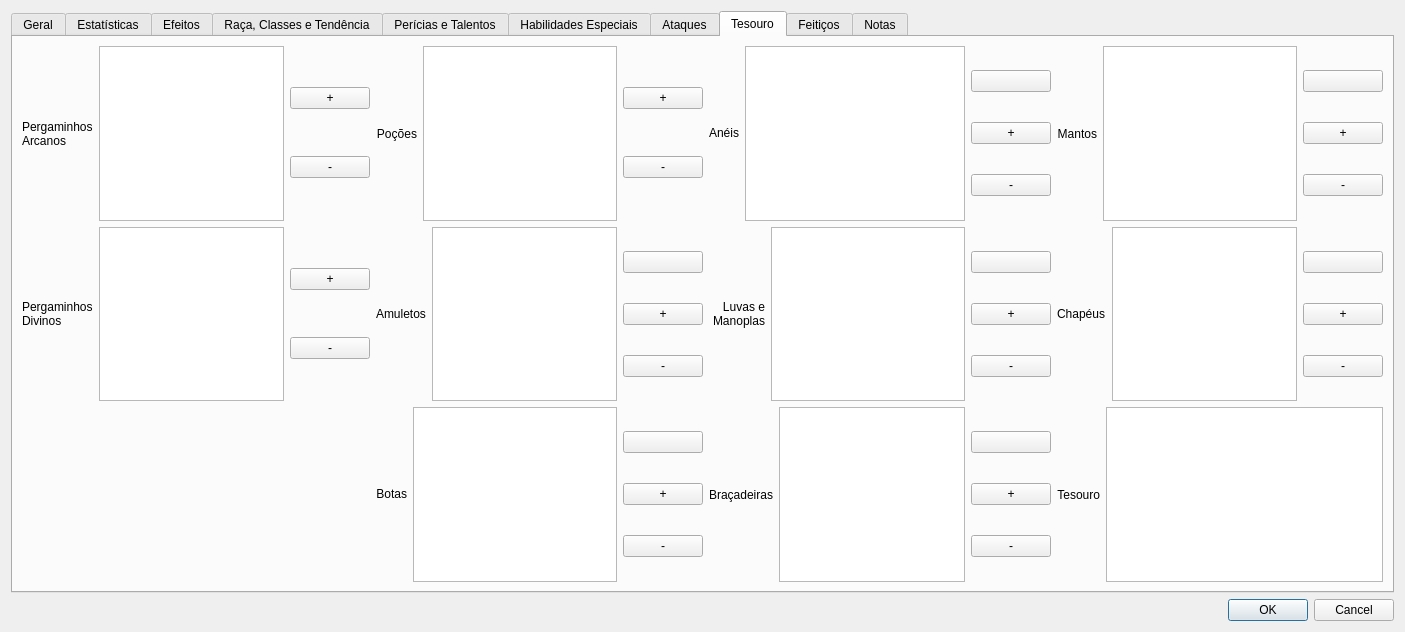
The window that ifg/qt/ui/entidade.ui (matferib/tabuleiro-virtual) describes before a commit, drawn with Qt 5.
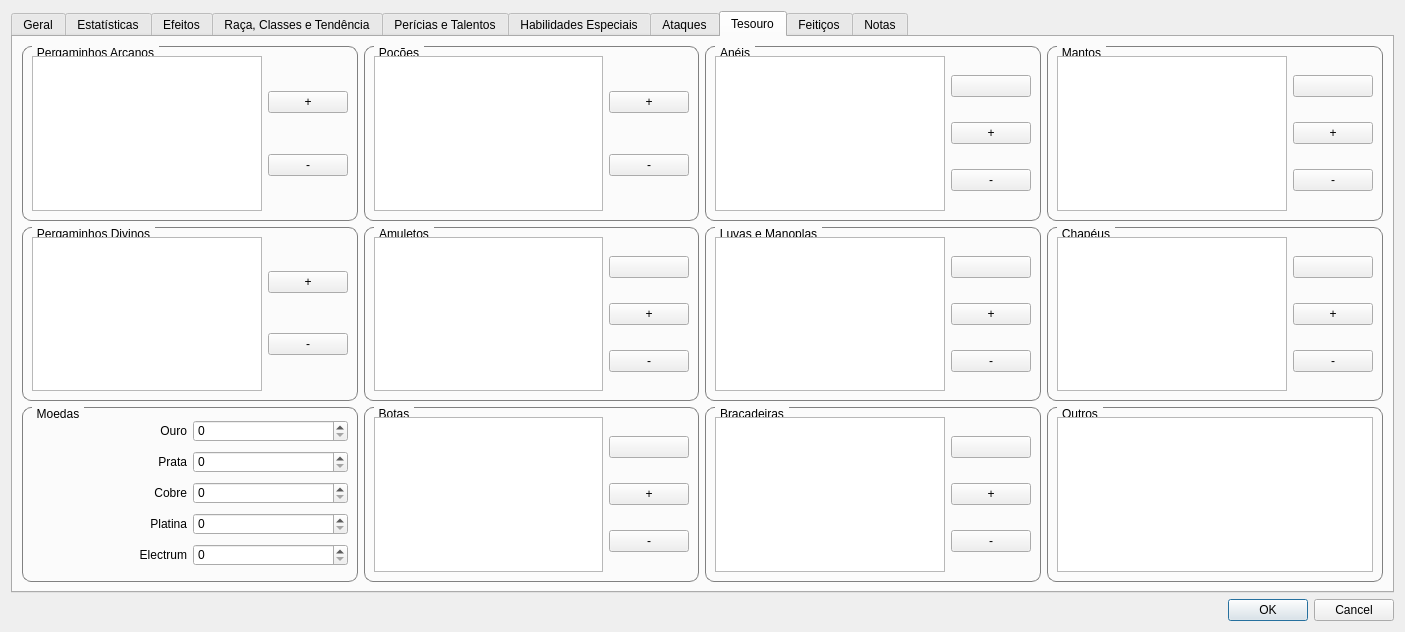
The same window after the commit. The open tabs and pages were chosen to show the change.

Commit message: adicionei moedas na interface de entidades

```diff
--- a/ifg/qt/ui/entidade.ui
+++ b/ifg/qt/ui/entidade.ui
@@ -3554,16 +3554,14 @@
        <string>Tesouro</string>
       </attribute>
       <layout class="QGridLayout" name="gridLayout_7">
-       <item row="0" column="0">
+       <item row="0" column="1">
         <layout class="QHBoxLayout" name="horizontalLayout_27">
          <item>
-          <widget class="QLabel" name="label_15">
-           <property name="text">
-            <string>Pergaminhos
-Arcanos</string>
+          <widget class="QGroupBox" name="groupBox_15">
+           <property name="title">
+            <string>Pergaminhos Arcanos</string>
            </property>
-          </widget>
-         </item>
+           <layout class="QHBoxLayout" name="horizontalLayout_60">
          <item>
           <widget class="QListWidget" name="lista_pergaminhos_arcanos"/>
          </item>
@@ -3586,25 +3584,18 @@
           </layout>
          </item>
         </layout>
-       </item>
-       <item row="0" column="1">
+          </widget>
+         </item>
+        </layout>
+       </item>
+       <item row="0" column="3">
         <layout class="QHBoxLayout" name="horizontalLayout_36">
          <item>
-          <widget class="QLabel" name="label_74">
-           <property name="sizePolicy">
-            <sizepolicy hsizetype="Fixed" vsizetype="Preferred">
-             <horstretch>0</horstretch>
-             <verstretch>0</verstretch>
-            </sizepolicy>
-           </property>
-           <property name="text">
+          <widget class="QGroupBox" name="groupBox_14">
+           <property name="title">
             <string>Poções</string>
            </property>
-           <property name="alignment">
-            <set>Qt::AlignRight|Qt::AlignTrailing|Qt::AlignVCenter</set>
-           </property>
-          </widget>
-         </item>
+           <layout class="QHBoxLayout" name="horizontalLayout_59">
          <item>
           <widget class="QListWidget" name="lista_pocoes"/>
          </item>
@@ -3639,25 +3630,18 @@
           </layout>
          </item>
         </layout>
-       </item>
-       <item row="0" column="2">
+          </widget>
+         </item>
+        </layout>
+       </item>
+       <item row="0" column="4">
         <layout class="QHBoxLayout" name="horizontalLayout_17">
          <item>
-          <widget class="QLabel" name="label_86">
-           <property name="sizePolicy">
-            <sizepolicy hsizetype="Fixed" vsizetype="Fixed">
-             <horstretch>0</horstretch>
-             <verstretch>0</verstretch>
-            </sizepolicy>
-           </property>
-           <property name="text">
+          <widget class="QGroupBox" name="groupBox_17">
+           <property name="title">
             <string>Anéis</string>
            </property>
-           <property name="alignment">
-            <set>Qt::AlignRight|Qt::AlignTrailing|Qt::AlignVCenter</set>
-           </property>
-          </widget>
-         </item>
+           <layout class="QHBoxLayout" name="horizontalLayout_62">
          <item>
           <widget class="QListWidget" name="lista_aneis"/>
          </item>
@@ -3690,25 +3674,18 @@
           </layout>
          </item>
         </layout>
-       </item>
-       <item row="0" column="3">
+          </widget>
+         </item>
+        </layout>
+       </item>
+       <item row="0" column="5">
         <layout class="QHBoxLayout" name="horizontalLayout_40">
          <item>
-          <widget class="QLabel" name="label_87">
-           <property name="sizePolicy">
-            <sizepolicy hsizetype="MinimumExpanding" vsizetype="Preferred">
-             <horstretch>0</horstretch>
-             <verstretch>0</verstretch>
-            </sizepolicy>
-           </property>
-           <property name="text">
+          <widget class="QGroupBox" name="groupBox_20">
+           <property name="title">
             <string>Mantos</string>
            </property>
-           <property name="alignment">
-            <set>Qt::AlignRight|Qt::AlignTrailing|Qt::AlignVCenter</set>
-           </property>
-          </widget>
-         </item>
+           <layout class="QHBoxLayout" name="horizontalLayout_65">
          <item>
           <widget class="QListWidget" name="lista_mantos"/>
          </item>
@@ -3759,17 +3736,18 @@
           </layout>
          </item>
         </layout>
-       </item>
-       <item row="1" column="0">
+          </widget>
+         </item>
+        </layout>
+       </item>
+       <item row="1" column="1">
         <layout class="QHBoxLayout" name="horizontalLayout_51">
          <item>
-          <widget class="QLabel" name="label_105">
-           <property name="text">
-            <string>Pergaminhos
-Divinos</string>
+          <widget class="QGroupBox" name="groupBox_16">
+           <property name="title">
+            <string>Pergaminhos Divinos</string>
            </property>
-          </widget>
-         </item>
+           <layout class="QHBoxLayout" name="horizontalLayout_61">
          <item>
           <widget class="QListWidget" name="lista_pergaminhos_divinos"/>
          </item>
@@ -3792,16 +3770,18 @@
           </layout>
          </item>
         </layout>
-       </item>
-       <item row="1" column="1">
+          </widget>
+         </item>
+        </layout>
+       </item>
+       <item row="1" column="3">
         <layout class="QHBoxLayout" name="horizontalLayout_3">
          <item>
-          <widget class="QLabel" name="label_98">
-           <property name="text">
+          <widget class="QGroupBox" name="groupBox_13">
+           <property name="title">
             <string>Amuletos</string>
            </property>
-          </widget>
-         </item>
+           <layout class="QHBoxLayout" name="horizontalLayout_58">
          <item>
           <widget class="QListWidget" name="lista_amuletos"/>
          </item>
@@ -3831,26 +3811,18 @@
           </layout>
          </item>
         </layout>
-       </item>
-       <item row="1" column="2">
+          </widget>
+         </item>
+        </layout>
+       </item>
+       <item row="1" column="4">
         <layout class="QHBoxLayout" name="horizontalLayout_41">
          <item>
-          <widget class="QLabel" name="label_88">
-           <property name="sizePolicy">
-            <sizepolicy hsizetype="MinimumExpanding" vsizetype="Preferred">
-             <horstretch>0</horstretch>
-             <verstretch>0</verstretch>
-            </sizepolicy>
+          <widget class="QGroupBox" name="groupBox_18">
+           <property name="title">
+            <string>Luvas e Manoplas</string>
            </property>
-           <property name="text">
-            <string>Luvas e
- Manoplas</string>
-           </property>
-           <property name="alignment">
-            <set>Qt::AlignRight|Qt::AlignTrailing|Qt::AlignVCenter</set>
-           </property>
-          </widget>
-         </item>
+           <layout class="QHBoxLayout" name="horizontalLayout_63">
          <item>
           <widget class="QListWidget" name="lista_luvas"/>
          </item>
@@ -3883,16 +3855,18 @@
           </layout>
          </item>
         </layout>
-       </item>
-       <item row="1" column="3">
+          </widget>
+         </item>
+        </layout>
+       </item>
+       <item row="1" column="5">
         <layout class="QHBoxLayout" name="horizontalLayout_45">
          <item>
-          <widget class="QLabel" name="label_96">
-           <property name="text">
+          <widget class="QGroupBox" name="groupBox_19">
+           <property name="title">
             <string>Chapéus</string>
            </property>
-          </widget>
-         </item>
+           <layout class="QHBoxLayout" name="horizontalLayout_64">
          <item>
           <widget class="QListWidget" name="lista_chapeus"/>
          </item>
@@ -3922,73 +3896,18 @@
           </layout>
          </item>
         </layout>
-       </item>
-       <item row="2" column="1">
-        <layout class="QHBoxLayout" name="horizontalLayout_44">
-         <item>
-          <widget class="QLabel" name="label_99">
-           <property name="sizePolicy">
-            <sizepolicy hsizetype="Fixed" vsizetype="Fixed">
-             <horstretch>0</horstretch>
-             <verstretch>0</verstretch>
-            </sizepolicy>
-           </property>
-           <property name="text">
-            <string>Botas</string>
-           </property>
-           <property name="alignment">
-            <set>Qt::AlignRight|Qt::AlignTrailing|Qt::AlignVCenter</set>
-           </property>
           </widget>
          </item>
-         <item>
-          <widget class="QListWidget" name="lista_botas"/>
-         </item>
-         <item>
-          <layout class="QVBoxLayout" name="verticalLayout_22">
-           <item>
-            <widget class="QPushButton" name="botao_usar_botas">
-             <property name="text">
-              <string/>
-             </property>
-            </widget>
-           </item>
-           <item>
-            <widget class="QPushButton" name="botao_adicionar_botas">
-             <property name="text">
-              <string>+</string>
-             </property>
-            </widget>
-           </item>
-           <item>
-            <widget class="QPushButton" name="botao_remover_botas">
-             <property name="text">
-              <string>-</string>
-             </property>
-            </widget>
-           </item>
-          </layout>
-         </item>
-        </layout>
-       </item>
-       <item row="2" column="2">
+        </layout>
+       </item>
+       <item row="2" column="4">
         <layout class="QHBoxLayout" name="horizontalLayout_42">
          <item>
-          <widget class="QLabel" name="label_89">
-           <property name="sizePolicy">
-            <sizepolicy hsizetype="MinimumExpanding" vsizetype="Preferred">
-             <horstretch>0</horstretch>
-             <verstretch>0</verstretch>
-            </sizepolicy>
-           </property>
-           <property name="text">
+          <widget class="QGroupBox" name="groupBox_22">
+           <property name="title">
             <string>Braçadeiras</string>
            </property>
-           <property name="alignment">
-            <set>Qt::AlignRight|Qt::AlignTrailing|Qt::AlignVCenter</set>
-           </property>
-          </widget>
-         </item>
+           <layout class="QHBoxLayout" name="horizontalLayout_67">
          <item>
           <widget class="QListWidget" name="lista_bracadeiras"/>
          </item>
@@ -4021,25 +3940,18 @@
           </layout>
          </item>
         </layout>
-       </item>
-       <item row="2" column="3">
+          </widget>
+         </item>
+        </layout>
+       </item>
+       <item row="2" column="5">
         <layout class="QHBoxLayout" name="horizontalLayout_30">
          <item>
-          <widget class="QLabel" name="label_37">
-           <property name="sizePolicy">
-            <sizepolicy hsizetype="Fixed" vsizetype="Preferred">
-             <horstretch>0</horstretch>
-             <verstretch>0</verstretch>
-            </sizepolicy>
+          <widget class="QGroupBox" name="groupBox_21">
+           <property name="title">
+            <string>Outros</string>
            </property>
-           <property name="text">
-            <string>Tesouro</string>
-           </property>
-           <property name="alignment">
-            <set>Qt::AlignRight|Qt::AlignTrailing|Qt::AlignVCenter</set>
-           </property>
-          </widget>
-         </item>
+           <layout class="QHBoxLayout" name="horizontalLayout_66">
          <item>
           <widget class="QPlainTextEdit" name="lista_tesouro">
            <property name="toolTip">
@@ -4048,6 +3960,140 @@
           </widget>
          </item>
         </layout>
+          </widget>
+         </item>
+        </layout>
+       </item>
+       <item row="2" column="1">
+        <widget class="QGroupBox" name="groupBox_11">
+         <property name="title">
+          <string>Moedas</string>
+         </property>
+         <layout class="QVBoxLayout" name="verticalLayout_21">
+          <item>
+           <layout class="QHBoxLayout" name="horizontalLayout_53">
+            <item>
+             <widget class="QLabel" name="label_107">
+              <property name="text">
+               <string>Ouro</string>
+              </property>
+              <property name="alignment">
+               <set>Qt::AlignRight|Qt::AlignTrailing|Qt::AlignVCenter</set>
+              </property>
+             </widget>
+            </item>
+            <item>
+             <widget class="QSpinBox" name="spin_po"/>
+            </item>
+           </layout>
+          </item>
+          <item>
+           <layout class="QHBoxLayout" name="horizontalLayout_54">
+            <item>
+             <widget class="QLabel" name="label_108">
+              <property name="text">
+               <string>Prata</string>
+              </property>
+              <property name="alignment">
+               <set>Qt::AlignRight|Qt::AlignTrailing|Qt::AlignVCenter</set>
+              </property>
+             </widget>
+            </item>
+            <item>
+             <widget class="QSpinBox" name="spin_pp"/>
+            </item>
+           </layout>
+          </item>
+          <item>
+           <layout class="QHBoxLayout" name="horizontalLayout_56">
+            <item>
+             <widget class="QLabel" name="label_109">
+              <property name="text">
+               <string>Cobre</string>
+              </property>
+              <property name="alignment">
+               <set>Qt::AlignRight|Qt::AlignTrailing|Qt::AlignVCenter</set>
+              </property>
+             </widget>
+            </item>
+            <item>
+             <widget class="QSpinBox" name="spin_pc"/>
+            </item>
+           </layout>
+          </item>
+          <item>
+           <layout class="QHBoxLayout" name="horizontalLayout_57">
+            <item>
+             <widget class="QLabel" name="label_110">
+              <property name="text">
+               <string>Platina</string>
+              </property>
+              <property name="alignment">
+               <set>Qt::AlignRight|Qt::AlignTrailing|Qt::AlignVCenter</set>
+              </property>
+             </widget>
+            </item>
+            <item>
+             <widget class="QSpinBox" name="spin_pl"/>
+            </item>
+           </layout>
+          </item>
+          <item>
+           <layout class="QHBoxLayout" name="horizontalLayout_55">
+            <item>
+             <widget class="QLabel" name="labelpe">
+              <property name="text">
+               <string>Electrum</string>
+              </property>
+              <property name="alignment">
+               <set>Qt::AlignRight|Qt::AlignTrailing|Qt::AlignVCenter</set>
+              </property>
+             </widget>
+            </item>
+            <item>
+             <widget class="QSpinBox" name="spin_pe"/>
+            </item>
+           </layout>
+          </item>
+         </layout>
+        </widget>
+       </item>
+       <item row="2" column="3">
+        <widget class="QGroupBox" name="groupBox_12">
+         <property name="title">
+          <string>Botas</string>
+         </property>
+         <layout class="QHBoxLayout" name="horizontalLayout_44">
+          <item>
+           <widget class="QListWidget" name="lista_botas"/>
+          </item>
+          <item>
+           <layout class="QVBoxLayout" name="verticalLayout_22">
+            <item>
+             <widget class="QPushButton" name="botao_usar_botas">
+              <property name="text">
+               <string/>
+              </property>
+             </widget>
+            </item>
+            <item>
+             <widget class="QPushButton" name="botao_adicionar_botas">
+              <property name="text">
+               <string>+</string>
+              </property>
+             </widget>
+            </item>
+            <item>
+             <widget class="QPushButton" name="botao_remover_botas">
+              <property name="text">
+               <string>-</string>
+              </property>
+             </widget>
+            </item>
+           </layout>
+          </item>
+         </layout>
+        </widget>
        </item>
       </layout>
      </widget>
```
Left out of the diff: 6 changed lines with no effect on the pictures. Lines whose indentation alone changed are shown as unchanged. The commit also changes 2 other files.
